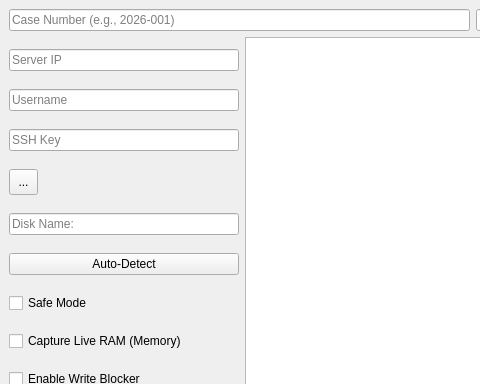
Before: the Qt Designer form forensic_qt6.ui in Futhark1393/Remote-Forensic-Imager, drawn with Qt 5; both pictures show x 0 to 480 and y 0 to 384 of the 945 by 635 pixel window.
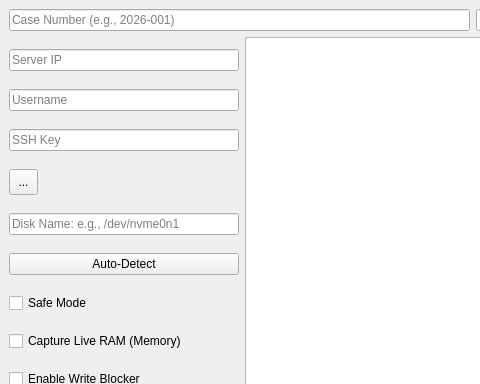
After: the same form once the commit is applied.

Commit message: Feature: Added E01 (EnCase) format support and dynamic real-time GUI progress bar

Patch:
```diff
--- a/forensic_qt6.ui
+++ b/forensic_qt6.ui
@@ -97,8 +97,11 @@
             <height>16777215</height>
            </size>
           </property>
+          <property name="text">
+           <string/>
+          </property>
           <property name="placeholderText">
-           <string>Disk Name:</string>
+           <string>Disk Name: e.g., /dev/nvme0n1</string>
           </property>
          </widget>
         </item>
```
The commit also changes 3 other files.
